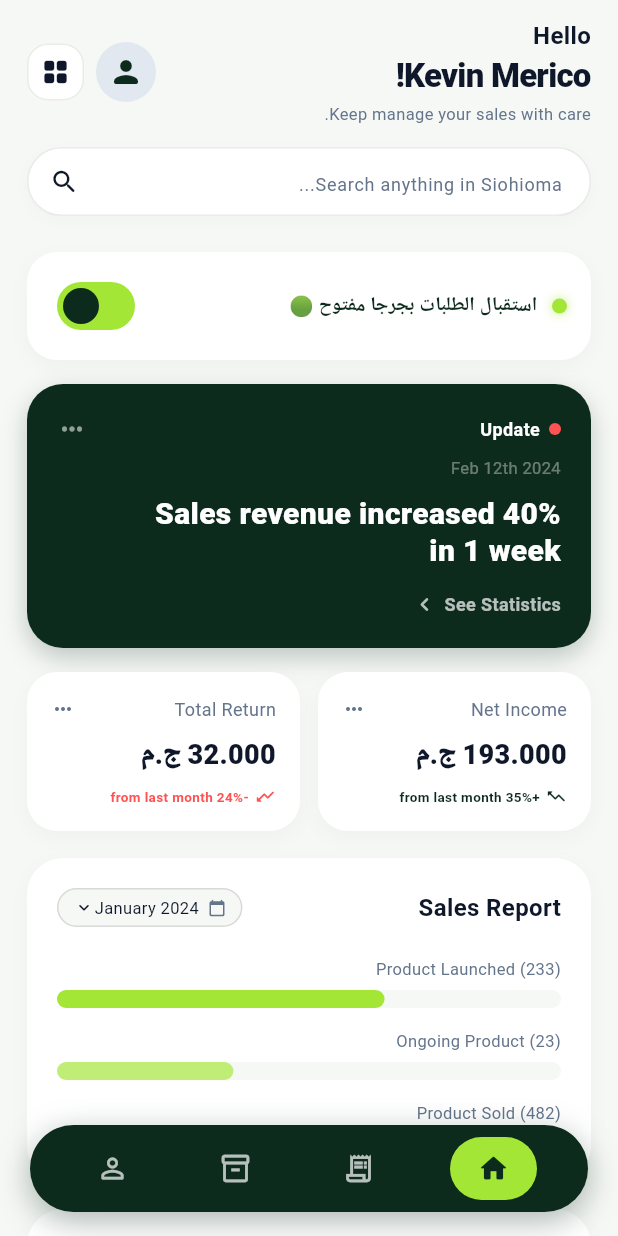
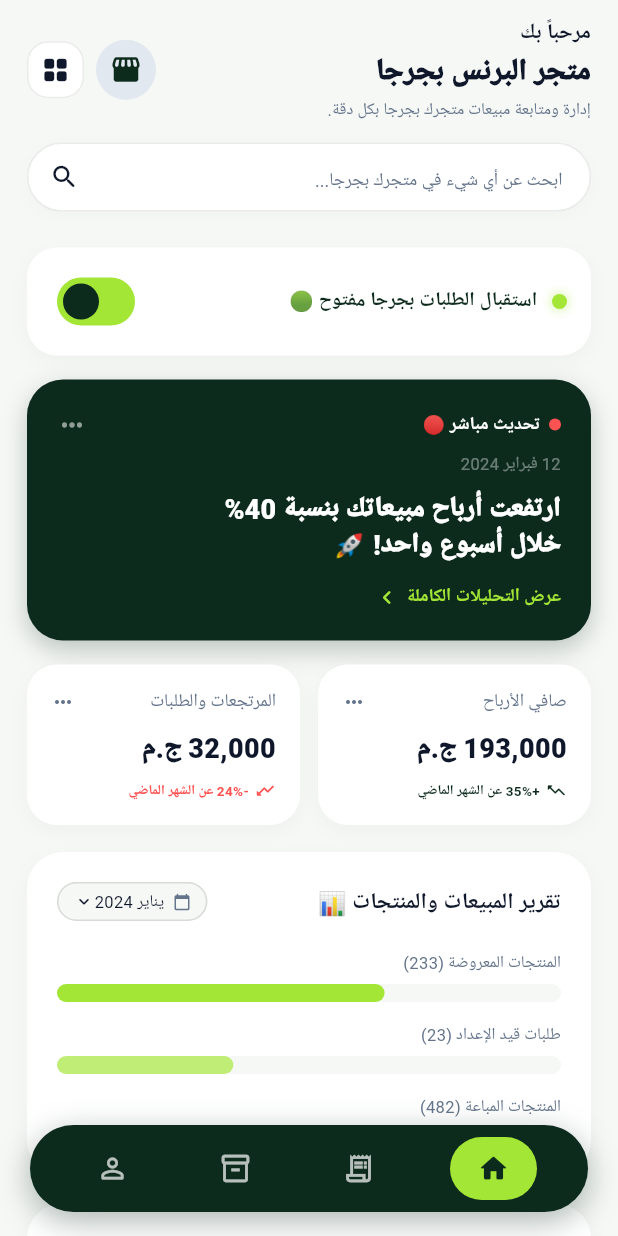
Before and after one commit to khaledibrahim1/EIOP, a Flutter app: the MainLayoutScreen screen opened directly, after a tap on "لوحة تحكم التاجر والمتجر 🏪", on a phone screen of 412 x 824 dp. Run offline on Flutter 3.47's test engine with Material 3 defaults, Android fonts, the light colour scheme and no system bars; our stand-ins replace flutter_map, google_fonts, latlong2; Roboto replaces fonts that are missing (Tajawal).

Commit message:
updeat stayle

```diff
--- a/lib/screens/main_layout_screen.dart
+++ b/lib/screens/main_layout_screen.dart
@@ -555,6 +555,10 @@ class _MainLayoutScreenState extends State<MainLayoutScreen> {
           ),
         ],
       ),
+      child: Material(
+        color: Colors.transparent,
+        borderRadius: BorderRadius.circular(16),
+        clipBehavior: Clip.antiAlias,
         child: ListTile(
           onTap: onTap,
           contentPadding: const EdgeInsets.symmetric(horizontal: 16, vertical: 4),
@@ -591,6 +595,7 @@ class _MainLayoutScreenState extends State<MainLayoutScreen> {
             color: isDestructive ? Colors.redAccent : AppColors.textLight,
           ),
         ),
+      ),
     );
   }
 }
--- a/lib/screens/vendor/vendor_dashboard_screen.dart
+++ b/lib/screens/vendor/vendor_dashboard_screen.dart
@@ -35,9 +35,9 @@ class _VendorDashboardScreenState extends State<VendorDashboardScreen> {
 
   String get _ownerName {
     if (widget.category != null && widget.category!.isVendor) {
-      return '${widget.category!.title}!';
+      return 'متجر ${widget.category!.title}';
     }
-    return 'Kevin Merico!';
+    return 'متجر البرنس بجرجا';
   }
 
   void _onTabSelect(int index) {
@@ -68,9 +68,9 @@ class _VendorDashboardScreenState extends State<VendorDashboardScreen> {
                             crossAxisAlignment: CrossAxisAlignment.start,
                             children: [
                               const Text(
-                                'Hello',
+                                'مرحباً بك',
                                 style: TextStyle(
-                                  fontSize: 16,
+                                  fontSize: 14,
                                   fontWeight: FontWeight.w600,
                                   color: textDark,
                                 ),
@@ -78,7 +78,7 @@ class _VendorDashboardScreenState extends State<VendorDashboardScreen> {
                               Text(
                                 _ownerName,
                                 style: const TextStyle(
-                                  fontSize: 22,
+                                  fontSize: 20,
                                   fontWeight: FontWeight.w900,
                                   color: textDark,
                                   letterSpacing: -0.5,
@@ -86,7 +86,7 @@ class _VendorDashboardScreenState extends State<VendorDashboardScreen> {
                               ),
                               const SizedBox(height: 2),
                               const Text(
-                                'Keep manage your sales with care.',
+                                'إدارة ومتابعة مبيعات متجرك بجرجا بكل دقة.',
                                 style: TextStyle(
                                   fontSize: 11,
                                   color: textSubtle,
@@ -105,8 +105,8 @@ class _VendorDashboardScreenState extends State<VendorDashboardScreen> {
                                   shape: BoxShape.circle,
                                 ),
                                 child: const ClipOval(
-                                  child: Icon(Icons.person_rounded,
-                                      color: darkForestGreen, size: 24),
+                                  child: Icon(Icons.storefront_rounded,
+                                      color: darkForestGreen, size: 22),
                                 ),
                               ),
                               const SizedBox(width: 8),
@@ -153,7 +153,7 @@ class _VendorDashboardScreenState extends State<VendorDashboardScreen> {
                           style:
                               const TextStyle(color: textDark, fontSize: 13),
                           decoration: const InputDecoration(
-                            hintText: 'Search anything in Siohioma...',
+                            hintText: 'ابحث عن أي شيء في متجرك بجرجا...',
                             hintStyle:
                                 TextStyle(color: textSubtle, fontSize: 12),
                             suffixIcon: Icon(Icons.search_rounded,
--- a/lib/screens/vendor/vendor_overview_tab.dart
+++ b/lib/screens/vendor/vendor_overview_tab.dart
@@ -152,7 +152,7 @@ class _VendorOverviewTabState extends State<VendorOverviewTab> {
                         ),
                         const SizedBox(width: 6),
                         const Text(
-                          'Update',
+                          'تحديث مباشر 🔴',
                           style: TextStyle(
                             color: Colors.white,
                             fontSize: 12,
@@ -167,17 +167,17 @@ class _VendorOverviewTabState extends State<VendorOverviewTab> {
                 ),
                 const SizedBox(height: 8),
                 const Text(
-                  'Feb 12th 2024',
+                  '12 فبراير 2024',
                   style: TextStyle(color: Colors.white38, fontSize: 11),
                 ),
                 const SizedBox(height: 10),
                 const Text(
-                  'Sales revenue increased 40%\nin 1 week',
+                  'ارتفعت أرباح مبيعاتك بنسبة 40%\nخلال أسبوع واحد! 🚀',
                   style: TextStyle(
                     color: Colors.white,
-                    fontSize: 20,
+                    fontSize: 18,
                     fontWeight: FontWeight.w900,
-                    height: 1.25,
+                    height: 1.3,
                   ),
                 ),
                 const SizedBox(height: 14),
@@ -187,16 +187,16 @@ class _VendorOverviewTabState extends State<VendorOverviewTab> {
                     mainAxisSize: MainAxisSize.min,
                     children: [
                       Text(
-                        'See Statistics',
+                        'عرض التحليلات الكاملة',
                         style: TextStyle(
-                          color: Colors.white70,
+                          color: vibrantLimeGreen,
                           fontSize: 12,
                           fontWeight: FontWeight.w600,
                         ),
                       ),
                       SizedBox(width: 4),
                       Icon(Icons.chevron_right_rounded,
-                          color: Colors.white70, size: 18),
+                          color: vibrantLimeGreen, size: 18),
                     ],
                   ),
                 ),
@@ -210,18 +210,18 @@ class _VendorOverviewTabState extends State<VendorOverviewTab> {
             children: [
               Expanded(
                 child: _buildIncomeCard(
-                  title: 'Net Income',
-                  amount: '193.000 ج.م',
-                  trend: '+35% from last month',
+                  title: 'صافي الأرباح',
+                  amount: '193,000 ج.م',
+                  trend: '+35% عن الشهر الماضي',
                   isPositive: true,
                 ),
               ),
               const SizedBox(width: 12),
               Expanded(
                 child: _buildIncomeCard(
-                  title: 'Total Return',
-                  amount: '32.000 ج.م',
-                  trend: '-24% from last month',
+                  title: 'المرتجعات والطلبات',
+                  amount: '32,000 ج.م',
+                  trend: '-24% عن الشهر الماضي',
                   isPositive: false,
                 ),
               ),
@@ -251,9 +251,9 @@ class _VendorOverviewTabState extends State<VendorOverviewTab> {
                   mainAxisAlignment: MainAxisAlignment.spaceBetween,
                   children: [
                     const Text(
-                      'Sales Report',
+                      'تقرير المبيعات والمنتجات 📊',
                       style: TextStyle(
-                        fontSize: 16,
+                        fontSize: 15,
                         fontWeight: FontWeight.bold,
                         color: textDark,
                       ),
@@ -272,7 +272,7 @@ class _VendorOverviewTabState extends State<VendorOverviewTab> {
                               size: 12, color: textSubtle),
                           SizedBox(width: 6),
                           Text(
-                            'January 2024',
+                            'يناير 2024',
                             style: TextStyle(fontSize: 11, color: textDark),
                           ),
                           Icon(Icons.keyboard_arrow_down_rounded,
@@ -284,16 +284,16 @@ class _VendorOverviewTabState extends State<VendorOverviewTab> {
                 ),
                 const SizedBox(height: 20),
 
-                // Horizontal Bar 1: Product Launched (233)
-                _buildBarRow('Product Launched (233)', 0.65, vibrantLimeGreen),
+                // Horizontal Bar 1: المنتجات المعروضة (233)
+                _buildBarRow('المنتجات المعروضة (233)', 0.65, vibrantLimeGreen),
                 const SizedBox(height: 14),
 
-                // Horizontal Bar 2: Ongoing Product (23)
-                _buildBarRow('Ongoing Product (23)', 0.35, const Color(0xFFC0ED76)),
+                // Horizontal Bar 2: طلبات قيد الإعداد (23)
+                _buildBarRow('طلبات قيد الإعداد (23)', 0.35, const Color(0xFFC0ED76)),
                 const SizedBox(height: 14),
 
-                // Horizontal Bar 3: Product Sold (482)
-                _buildBarRow('Product Sold (482)', 0.88, darkForestGreen),
+                // Horizontal Bar 3: المنتجات المباعة (482)
+                _buildBarRow('المنتجات المباعة (482)', 0.88, darkForestGreen),
               ],
             ),
           ),
@@ -320,9 +320,9 @@ class _VendorOverviewTabState extends State<VendorOverviewTab> {
                   mainAxisAlignment: MainAxisAlignment.spaceBetween,
                   children: [
                     const Text(
-                      'Total View Performance',
+                      'إحصائيات تصفح متجرك بجرجا 👁️',
                       style: TextStyle(
-                        fontSize: 16,
+                        fontSize: 15,
                         fontWeight: FontWeight.bold,
                         color: textDark,
                       ),
@@ -347,18 +347,18 @@ class _VendorOverviewTabState extends State<VendorOverviewTab> {
                             const AlwaysStoppedAnimation<Color>(vibrantLimeGreen),
                       ),
                     ),
-                    Column(
+                    const Column(
                       mainAxisSize: MainAxisSize.min,
                       children: [
-                        const Text(
-                          'Total Count',
+                        Text(
+                          'إجمالي الزيارات',
                           style: TextStyle(fontSize: 11, color: textSubtle),
                         ),
-                        const SizedBox(height: 2),
-                        const Text(
-                          '565K',
+                        SizedBox(height: 2),
+                        Text(
+                          '565 ألف',
                           style: TextStyle(
-                            fontSize: 24,
+                            fontSize: 22,
                             fontWeight: FontWeight.w900,
                             color: textDark,
                           ),
@@ -373,11 +373,11 @@ class _VendorOverviewTabState extends State<VendorOverviewTab> {
                 Row(
                   mainAxisAlignment: MainAxisAlignment.center,
                   children: [
-                    _buildLegendDot(vibrantLimeGreen, 'View Count'),
+                    _buildLegendDot(vibrantLimeGreen, 'عدد الزيارات'),
                     const SizedBox(width: 16),
-                    _buildLegendDot(darkForestGreen, 'Percentage'),
+                    _buildLegendDot(darkForestGreen, 'التفاعل'),
                     const SizedBox(width: 16),
-                    _buildLegendDot(accentOrange, 'Sales'),
+                    _buildLegendDot(accentOrange, 'المبيعات'),
                   ],
                 ),
               ],
@@ -386,18 +386,18 @@ class _VendorOverviewTabState extends State<VendorOverviewTab> {
           const SizedBox(height: 18),
 
           // 6. TRANSACTIONS / RECENT ORDERS LIST (MATCHING IMAGE 1)
-          Row(
+          const Row(
             mainAxisAlignment: MainAxisAlignment.spaceBetween,
             children: [
-              const Text(
-                'Transaction',
+              Text(
+                'أحدث العمليات والطلبات 📝',
                 style: TextStyle(
-                  fontSize: 16,
+                  fontSize: 15,
                   fontWeight: FontWeight.bold,
                   color: textDark,
                 ),
               ),
-              const Icon(Icons.more_horiz_rounded, color: textSubtle),
+              Icon(Icons.more_horiz_rounded, color: textSubtle),
             ],
           ),
           const SizedBox(height: 12),
@@ -435,8 +435,8 @@ class _VendorOverviewTabState extends State<VendorOverviewTab> {
                       ),
                       child: Icon(
                         index % 2 == 0
-                            ? Icons.checkroom_rounded
-                            : Icons.videogame_asset_rounded,
+                            ? Icons.fastfood_rounded
+                            : Icons.shopping_bag_rounded,
                         color: darkForestGreen,
                         size: 22,
                       ),
@@ -447,7 +447,7 @@ class _VendorOverviewTabState extends State<VendorOverviewTab> {
                         crossAxisAlignment: CrossAxisAlignment.start,
                         children: [
                           Text(
-                            order['customerName'] ?? 'Tinek Detstar T-Shirt',
+                            order['customerName'] ?? 'أحمد محمود',
                             style: const TextStyle(
                               fontSize: 13,
                               fontWeight: FontWeight.bold,
@@ -455,9 +455,9 @@ class _VendorOverviewTabState extends State<VendorOverviewTab> {
                             ),
                           ),
                           const SizedBox(height: 2),
-                          Text(
-                            'Jul 12th 2024',
-                            style: const TextStyle(
+                          const Text(
+                            '12 يوليو 2024',
+                            style: TextStyle(
                               fontSize: 11,
                               color: textSubtle,
                             ),
@@ -469,9 +469,9 @@ class _VendorOverviewTabState extends State<VendorOverviewTab> {
                       crossAxisAlignment: CrossAxisAlignment.end,
                       children: [
                         Text(
-                          isCompleted ? 'Completed' : 'Pending',
+                          isCompleted ? 'مكتمل ✅' : 'قيد الإعداد ⏳',
                           style: TextStyle(
-                            fontSize: 12,
+                            fontSize: 11,
                             fontWeight: FontWeight.bold,
                             color: isCompleted
                                 ? darkForestGreen
@@ -480,7 +480,7 @@ class _VendorOverviewTabState extends State<VendorOverviewTab> {
                         ),
                         const SizedBox(height: 2),
                         Text(
-                          order['id'] ?? 'OJWEJS7ISNC',
+                          order['id'] ?? '#ORD-8921',
                           style: const TextStyle(
                             fontSize: 10,
                             color: textSubtle,
--- a/lib/screens/vendor/vendor_settings_tab.dart
+++ b/lib/screens/vendor/vendor_settings_tab.dart
@@ -199,8 +199,12 @@ class VendorSettingsTab extends StatelessWidget {
           ),
         ],
       ),
-      child: ListTile(
-        onTap: onTap,
+      child: Material(
+        color: Colors.transparent,
+        borderRadius: BorderRadius.circular(18),
+        clipBehavior: Clip.antiAlias,
+        child: ListTile(
+          onTap: onTap,
         leading: Container(
           padding: const EdgeInsets.all(8),
           decoration: BoxDecoration(
@@ -229,6 +233,7 @@ class VendorSettingsTab extends StatelessWidget {
           size: 14,
           color: textSubtle,
         ),
+        ),
       ),
     );
   }
```
Lines whose indentation alone changed are shown as unchanged.
